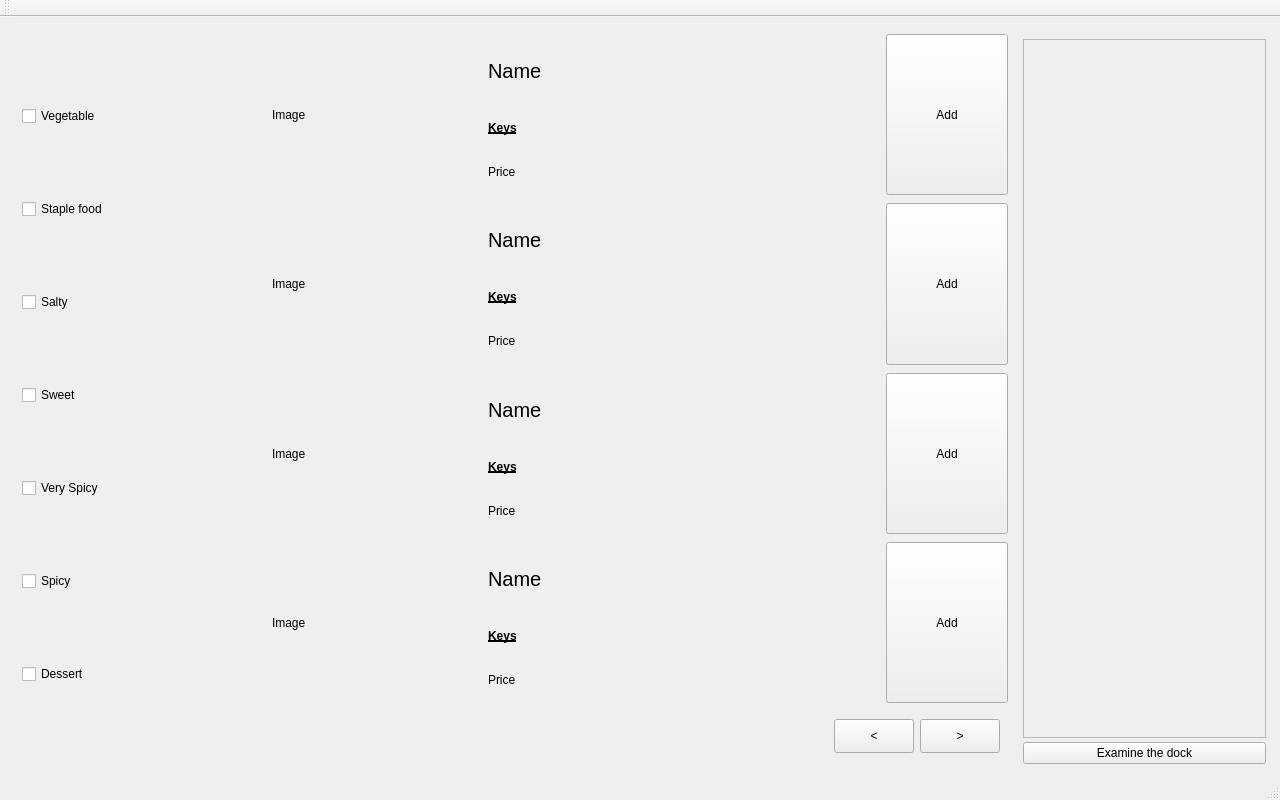
Before: the Qt Designer form mainwindow.ui in TANG-Kai/menu, drawn with Qt 5.
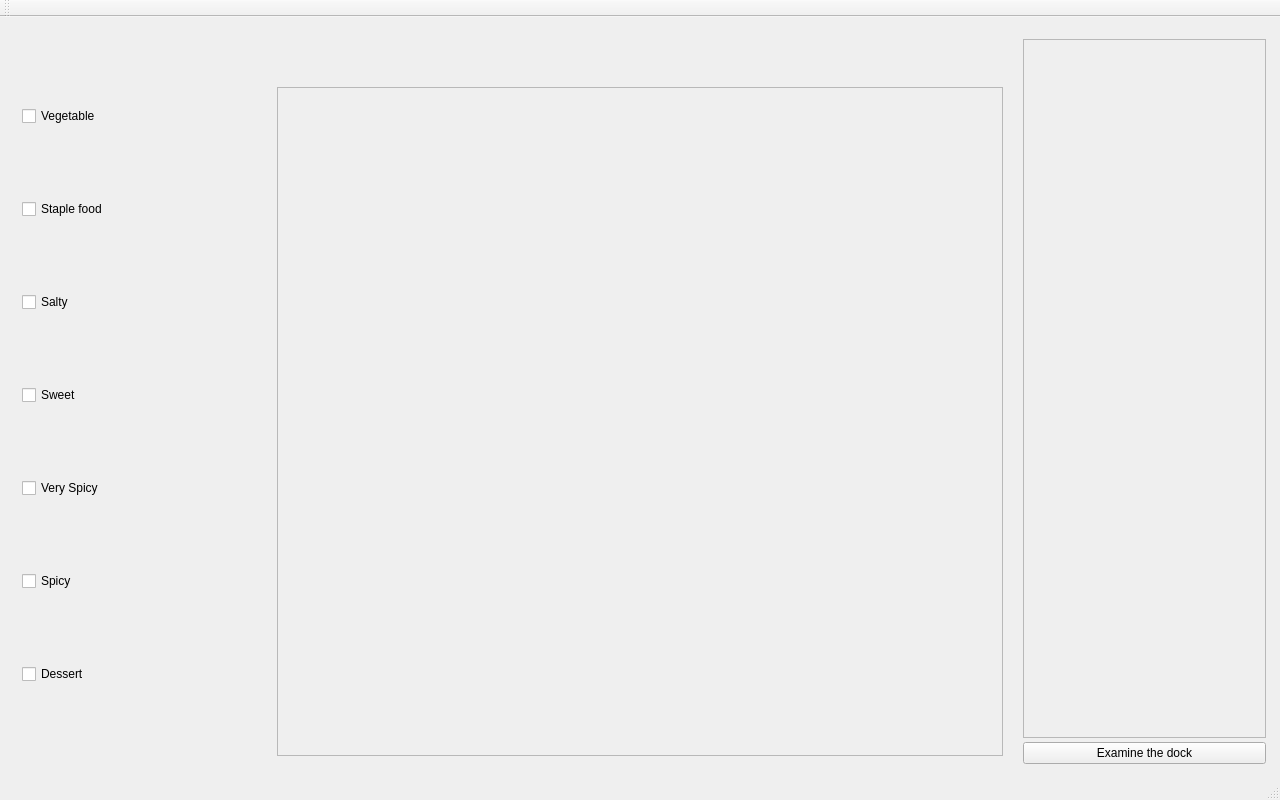
After: the same form once the commit is applied.

The edit to the form file:
```diff
--- a/mainwindow.ui
+++ b/mainwindow.ui
@@ -110,640 +110,51 @@
         <number>2</number>
        </property>
        <property name="leftMargin">
-        <number>3</number>
+        <number>0</number>
        </property>
        <property name="topMargin">
-        <number>3</number>
+        <number>0</number>
        </property>
        <property name="rightMargin">
-        <number>3</number>
+        <number>0</number>
        </property>
        <property name="bottomMargin">
-        <number>3</number>
+        <number>0</number>
        </property>
        <item>
-        <widget class="QWidget" name="menu" native="true">
+        <widget class="QWidget" name="widget" native="true">
          <property name="sizePolicy">
           <sizepolicy hsizetype="Preferred" vsizetype="Preferred">
-           <horstretch>0</horstretch>
-           <verstretch>3</verstretch>
-          </sizepolicy>
-         </property>
-         <layout class="QHBoxLayout" name="horizontalLayout">
-          <property name="spacing">
-           <number>2</number>
-          </property>
-          <property name="leftMargin">
-           <number>3</number>
-          </property>
-          <property name="topMargin">
-           <number>3</number>
-          </property>
-          <property name="rightMargin">
-           <number>3</number>
-          </property>
-          <property name="bottomMargin">
-           <number>3</number>
-          </property>
-          <item>
-           <widget class="QWidget" name="widget_6" native="true">
-            <property name="sizePolicy">
-             <sizepolicy hsizetype="Preferred" vsizetype="Preferred">
-              <horstretch>5</horstretch>
-              <verstretch>0</verstretch>
-             </sizepolicy>
-            </property>
-            <property name="mouseTracking">
-             <bool>true</bool>
-            </property>
-            <layout class="QHBoxLayout" name="horizontalLayout_7">
-             <property name="spacing">
-              <number>2</number>
-             </property>
-             <property name="leftMargin">
-              <number>0</number>
-             </property>
-             <property name="topMargin">
-              <number>0</number>
-             </property>
-             <property name="rightMargin">
-              <number>0</number>
-             </property>
-             <property name="bottomMargin">
-              <number>0</number>
-             </property>
-             <item>
-              <widget class="QLabel" name="lb_img">
-               <property name="sizePolicy">
-                <sizepolicy hsizetype="Preferred" vsizetype="Preferred">
-                 <horstretch>2</horstretch>
-                 <verstretch>0</verstretch>
-                </sizepolicy>
-               </property>
-               <property name="text">
-                <string>Image</string>
-               </property>
-              </widget>
-             </item>
-             <item>
-              <widget class="QWidget" name="widget" native="true">
-               <property name="sizePolicy">
-                <sizepolicy hsizetype="Preferred" vsizetype="Preferred">
-                 <horstretch>4</horstretch>
-                 <verstretch>0</verstretch>
-                </sizepolicy>
-               </property>
-               <layout class="QGridLayout" name="gridLayout">
-                <item row="2" column="0">
-                 <widget class="QLabel" name="lb_price">
-                  <property name="sizePolicy">
-                   <sizepolicy hsizetype="Preferred" vsizetype="Preferred">
-                    <horstretch>0</horstretch>
-                    <verstretch>1</verstretch>
-                   </sizepolicy>
-                  </property>
-                  <property name="text">
-                   <string>Price</string>
-                  </property>
-                 </widget>
-                </item>
-                <item row="0" column="0" colspan="2">
-                 <widget class="QLabel" name="lb_name">
-                  <property name="sizePolicy">
-                   <sizepolicy hsizetype="Preferred" vsizetype="Preferred">
-                    <horstretch>0</horstretch>
-                    <verstretch>2</verstretch>
-                   </sizepolicy>
-                  </property>
-                  <property name="font">
-                   <font>
-                    <pointsize>15</pointsize>
-                   </font>
-                  </property>
-                  <property name="text">
-                   <string>Name</string>
-                  </property>
-                 </widget>
-                </item>
-                <item row="1" column="0" colspan="2">
-                 <widget class="QLabel" name="lb_key">
-                  <property name="sizePolicy">
-                   <sizepolicy hsizetype="Preferred" vsizetype="Preferred">
-                    <horstretch>0</horstretch>
-                    <verstretch>2</verstretch>
-                   </sizepolicy>
-                  </property>
-                  <property name="font">
-                   <font>
-                    <weight>75</weight>
-                    <bold>true</bold>
-                    <underline>true</underline>
-                   </font>
-                  </property>
-                  <property name="text">
-                   <string>Keys</string>
-                  </property>
-                 </widget>
-                </item>
-               </layout>
-              </widget>
-             </item>
-            </layout>
-           </widget>
-          </item>
-          <item>
-           <widget class="QPushButton" name="pb_add">
-            <property name="sizePolicy">
-             <sizepolicy hsizetype="Minimum" vsizetype="Expanding">
-              <horstretch>1</horstretch>
-              <verstretch>0</verstretch>
-             </sizepolicy>
-            </property>
-            <property name="text">
-             <string>Add</string>
-            </property>
-           </widget>
-          </item>
-         </layout>
-        </widget>
-       </item>
-       <item>
-        <widget class="QWidget" name="menu_2" native="true">
-         <property name="sizePolicy">
-          <sizepolicy hsizetype="Preferred" vsizetype="Preferred">
-           <horstretch>0</horstretch>
-           <verstretch>3</verstretch>
-          </sizepolicy>
-         </property>
-         <layout class="QHBoxLayout" name="horizontalLayout_5">
-          <property name="spacing">
-           <number>2</number>
-          </property>
-          <property name="leftMargin">
-           <number>3</number>
-          </property>
-          <property name="topMargin">
-           <number>3</number>
-          </property>
-          <property name="rightMargin">
-           <number>3</number>
-          </property>
-          <property name="bottomMargin">
-           <number>3</number>
-          </property>
-          <item>
-           <widget class="QWidget" name="widget_8" native="true">
-            <property name="sizePolicy">
-             <sizepolicy hsizetype="Preferred" vsizetype="Preferred">
-              <horstretch>5</horstretch>
-              <verstretch>0</verstretch>
-             </sizepolicy>
-            </property>
-            <layout class="QHBoxLayout" name="horizontalLayout_9">
-             <property name="spacing">
-              <number>2</number>
-             </property>
-             <property name="leftMargin">
-              <number>0</number>
-             </property>
-             <property name="topMargin">
-              <number>0</number>
-             </property>
-             <property name="rightMargin">
-              <number>0</number>
-             </property>
-             <property name="bottomMargin">
-              <number>0</number>
-             </property>
-             <item>
-              <widget class="QLabel" name="lb_img_3">
-               <property name="sizePolicy">
-                <sizepolicy hsizetype="Preferred" vsizetype="Preferred">
-                 <horstretch>2</horstretch>
-                 <verstretch>0</verstretch>
-                </sizepolicy>
-               </property>
-               <property name="text">
-                <string>Image</string>
-               </property>
-              </widget>
-             </item>
-             <item>
-              <widget class="QWidget" name="widget_4" native="true">
-               <property name="sizePolicy">
-                <sizepolicy hsizetype="Preferred" vsizetype="Preferred">
-                 <horstretch>4</horstretch>
-                 <verstretch>0</verstretch>
-                </sizepolicy>
-               </property>
-               <layout class="QGridLayout" name="gridLayout_3">
-                <item row="2" column="0">
-                 <widget class="QLabel" name="lb_price_3">
-                  <property name="sizePolicy">
-                   <sizepolicy hsizetype="Preferred" vsizetype="Preferred">
-                    <horstretch>0</horstretch>
-                    <verstretch>1</verstretch>
-                   </sizepolicy>
-                  </property>
-                  <property name="text">
-                   <string>Price</string>
-                  </property>
-                 </widget>
-                </item>
-                <item row="0" column="0" colspan="2">
-                 <widget class="QLabel" name="lb_name_3">
-                  <property name="sizePolicy">
-                   <sizepolicy hsizetype="Preferred" vsizetype="Preferred">
-                    <horstretch>0</horstretch>
-                    <verstretch>2</verstretch>
-                   </sizepolicy>
-                  </property>
-                  <property name="font">
-                   <font>
-                    <pointsize>15</pointsize>
-                   </font>
-                  </property>
-                  <property name="text">
-                   <string>Name</string>
-                  </property>
-                 </widget>
-                </item>
-                <item row="1" column="0" colspan="2">
-                 <widget class="QLabel" name="lb_key_3">
-                  <property name="sizePolicy">
-                   <sizepolicy hsizetype="Preferred" vsizetype="Preferred">
-                    <horstretch>0</horstretch>
-                    <verstretch>2</verstretch>
-                   </sizepolicy>
-                  </property>
-                  <property name="font">
-                   <font>
-                    <weight>75</weight>
-                    <bold>true</bold>
-                    <underline>true</underline>
-                   </font>
-                  </property>
-                  <property name="text">
-                   <string>Keys</string>
-                  </property>
-                 </widget>
-                </item>
-               </layout>
-              </widget>
-             </item>
-            </layout>
-           </widget>
-          </item>
-          <item>
-           <widget class="QPushButton" name="pb_add_3">
-            <property name="sizePolicy">
-             <sizepolicy hsizetype="Minimum" vsizetype="Expanding">
-              <horstretch>1</horstretch>
-              <verstretch>0</verstretch>
-             </sizepolicy>
-            </property>
-            <property name="text">
-             <string>Add</string>
-            </property>
-           </widget>
-          </item>
-         </layout>
-        </widget>
-       </item>
-       <item>
-        <widget class="QWidget" name="menu_3" native="true">
-         <property name="sizePolicy">
-          <sizepolicy hsizetype="Preferred" vsizetype="Preferred">
-           <horstretch>0</horstretch>
-           <verstretch>3</verstretch>
-          </sizepolicy>
-         </property>
-         <layout class="QHBoxLayout" name="horizontalLayout_6">
-          <property name="spacing">
-           <number>2</number>
-          </property>
-          <property name="leftMargin">
-           <number>3</number>
-          </property>
-          <property name="topMargin">
-           <number>3</number>
-          </property>
-          <property name="rightMargin">
-           <number>3</number>
-          </property>
-          <property name="bottomMargin">
-           <number>3</number>
-          </property>
-          <item>
-           <widget class="QWidget" name="widget_9" native="true">
-            <property name="sizePolicy">
-             <sizepolicy hsizetype="Preferred" vsizetype="Preferred">
-              <horstretch>5</horstretch>
-              <verstretch>0</verstretch>
-             </sizepolicy>
-            </property>
-            <layout class="QHBoxLayout" name="horizontalLayout_10">
-             <property name="spacing">
-              <number>2</number>
-             </property>
-             <property name="leftMargin">
-              <number>0</number>
-             </property>
-             <property name="topMargin">
-              <number>0</number>
-             </property>
-             <property name="rightMargin">
-              <number>0</number>
-             </property>
-             <property name="bottomMargin">
-              <number>0</number>
-             </property>
-             <item>
-              <widget class="QLabel" name="lb_img_4">
-               <property name="sizePolicy">
-                <sizepolicy hsizetype="Preferred" vsizetype="Preferred">
-                 <horstretch>2</horstretch>
-                 <verstretch>0</verstretch>
-                </sizepolicy>
-               </property>
-               <property name="text">
-                <string>Image</string>
-               </property>
-              </widget>
-             </item>
-             <item>
-              <widget class="QWidget" name="widget_5" native="true">
-               <property name="sizePolicy">
-                <sizepolicy hsizetype="Preferred" vsizetype="Preferred">
-                 <horstretch>4</horstretch>
-                 <verstretch>0</verstretch>
-                </sizepolicy>
-               </property>
-               <layout class="QGridLayout" name="gridLayout_4">
-                <item row="2" column="0">
-                 <widget class="QLabel" name="lb_price_4">
-                  <property name="sizePolicy">
-                   <sizepolicy hsizetype="Preferred" vsizetype="Preferred">
-                    <horstretch>0</horstretch>
-                    <verstretch>1</verstretch>
-                   </sizepolicy>
-                  </property>
-                  <property name="text">
-                   <string>Price</string>
-                  </property>
-                 </widget>
-                </item>
-                <item row="0" column="0" colspan="2">
-                 <widget class="QLabel" name="lb_name_4">
-                  <property name="sizePolicy">
-                   <sizepolicy hsizetype="Preferred" vsizetype="Preferred">
-                    <horstretch>0</horstretch>
-                    <verstretch>2</verstretch>
-                   </sizepolicy>
-                  </property>
-                  <property name="font">
-                   <font>
-                    <pointsize>15</pointsize>
-                   </font>
-                  </property>
-                  <property name="text">
-                   <string>Name</string>
-                  </property>
-                 </widget>
-                </item>
-                <item row="1" column="0" colspan="2">
-                 <widget class="QLabel" name="lb_key_4">
-                  <property name="sizePolicy">
-                   <sizepolicy hsizetype="Preferred" vsizetype="Preferred">
-                    <horstretch>0</horstretch>
-                    <verstretch>2</verstretch>
-                   </sizepolicy>
-                  </property>
-                  <property name="font">
-                   <font>
-                    <weight>75</weight>
-                    <bold>true</bold>
-                    <underline>true</underline>
-                   </font>
-                  </property>
-                  <property name="text">
-                   <string>Keys</string>
-                  </property>
-                 </widget>
-                </item>
-               </layout>
-              </widget>
-             </item>
-            </layout>
-           </widget>
-          </item>
-          <item>
-           <widget class="QPushButton" name="pb_add_4">
-            <property name="sizePolicy">
-             <sizepolicy hsizetype="Minimum" vsizetype="Expanding">
-              <horstretch>1</horstretch>
-              <verstretch>0</verstretch>
-             </sizepolicy>
-            </property>
-            <property name="text">
-             <string>Add</string>
-            </property>
-           </widget>
-          </item>
-         </layout>
-        </widget>
-       </item>
-       <item>
-        <widget class="QWidget" name="menu_7" native="true">
-         <property name="sizePolicy">
-          <sizepolicy hsizetype="Preferred" vsizetype="Preferred">
-           <horstretch>0</horstretch>
-           <verstretch>3</verstretch>
-          </sizepolicy>
-         </property>
-         <layout class="QHBoxLayout" name="horizontalLayout_17">
-          <property name="spacing">
-           <number>2</number>
-          </property>
-          <property name="leftMargin">
-           <number>3</number>
-          </property>
-          <property name="topMargin">
-           <number>3</number>
-          </property>
-          <property name="rightMargin">
-           <number>3</number>
-          </property>
-          <property name="bottomMargin">
-           <number>3</number>
-          </property>
-          <item>
-           <widget class="QWidget" name="widget_16" native="true">
-            <property name="sizePolicy">
-             <sizepolicy hsizetype="Preferred" vsizetype="Preferred">
-              <horstretch>5</horstretch>
-              <verstretch>0</verstretch>
-             </sizepolicy>
-            </property>
-            <layout class="QHBoxLayout" name="horizontalLayout_18">
-             <property name="spacing">
-              <number>2</number>
-             </property>
-             <property name="leftMargin">
-              <number>0</number>
-             </property>
-             <property name="topMargin">
-              <number>0</number>
-             </property>
-             <property name="rightMargin">
-              <number>0</number>
-             </property>
-             <property name="bottomMargin">
-              <number>0</number>
-             </property>
-             <item>
-              <widget class="QLabel" name="lb_img_8">
-               <property name="sizePolicy">
-                <sizepolicy hsizetype="Preferred" vsizetype="Preferred">
-                 <horstretch>2</horstretch>
-                 <verstretch>0</verstretch>
-                </sizepolicy>
-               </property>
-               <property name="text">
-                <string>Image</string>
-               </property>
-              </widget>
-             </item>
-             <item>
-              <widget class="QWidget" name="widget_17" native="true">
-               <property name="sizePolicy">
-                <sizepolicy hsizetype="Preferred" vsizetype="Preferred">
-                 <horstretch>4</horstretch>
-                 <verstretch>0</verstretch>
-                </sizepolicy>
-               </property>
-               <layout class="QGridLayout" name="gridLayout_9">
-                <item row="2" column="0">
-                 <widget class="QLabel" name="lb_price_8">
-                  <property name="sizePolicy">
-                   <sizepolicy hsizetype="Preferred" vsizetype="Preferred">
-                    <horstretch>0</horstretch>
-                    <verstretch>1</verstretch>
-                   </sizepolicy>
-                  </property>
-                  <property name="text">
-                   <string>Price</string>
-                  </property>
-                 </widget>
-                </item>
-                <item row="0" column="0" colspan="2">
-                 <widget class="QLabel" name="lb_name_8">
-                  <property name="sizePolicy">
-                   <sizepolicy hsizetype="Preferred" vsizetype="Preferred">
-                    <horstretch>0</horstretch>
-                    <verstretch>2</verstretch>
-                   </sizepolicy>
-                  </property>
-                  <property name="font">
-                   <font>
-                    <pointsize>15</pointsize>
-                   </font>
-                  </property>
-                  <property name="text">
-                   <string>Name</string>
-                  </property>
-                 </widget>
-                </item>
-                <item row="1" column="0" colspan="2">
-                 <widget class="QLabel" name="lb_key_8">
-                  <property name="sizePolicy">
-                   <sizepolicy hsizetype="Preferred" vsizetype="Preferred">
-                    <horstretch>0</horstretch>
-                    <verstretch>2</verstretch>
-                   </sizepolicy>
-                  </property>
-                  <property name="font">
-                   <font>
-                    <weight>75</weight>
-                    <bold>true</bold>
-                    <underline>true</underline>
-                   </font>
-                  </property>
-                  <property name="text">
-                   <string>Keys</string>
-                  </property>
-                 </widget>
-                </item>
-               </layout>
-              </widget>
-             </item>
-            </layout>
-           </widget>
-          </item>
-          <item>
-           <widget class="QPushButton" name="pb_add_8">
-            <property name="sizePolicy">
-             <sizepolicy hsizetype="Minimum" vsizetype="Expanding">
-              <horstretch>1</horstretch>
-              <verstretch>0</verstretch>
-             </sizepolicy>
-            </property>
-            <property name="text">
-             <string>Add</string>
-            </property>
-           </widget>
-          </item>
-         </layout>
-        </widget>
-       </item>
-       <item>
-        <widget class="QWidget" name="widget_2" native="true">
-         <property name="sizePolicy">
-          <sizepolicy hsizetype="Fixed" vsizetype="Preferred">
            <horstretch>0</horstretch>
            <verstretch>1</verstretch>
           </sizepolicy>
          </property>
-         <property name="layoutDirection">
-          <enum>Qt::RightToLeft</enum>
+        </widget>
+       </item>
+       <item>
+        <widget class="QWidget" name="widget_2" native="true">
+         <property name="sizePolicy">
+          <sizepolicy hsizetype="Preferred" vsizetype="Preferred">
+           <horstretch>0</horstretch>
+           <verstretch>15</verstretch>
+          </sizepolicy>
          </property>
-         <layout class="QHBoxLayout" name="horizontalLayout_3">
-          <item>
-           <widget class="QToolButton" name="pb_right">
-            <property name="sizePolicy">
-             <sizepolicy hsizetype="Fixed" vsizetype="Expanding">
-              <horstretch>0</horstretch>
-              <verstretch>0</verstretch>
-             </sizepolicy>
+         <layout class="QGridLayout" name="gridLayout">
+          <item row="0" column="0">
+           <widget class="QScrollArea" name="scrollArea_menu">
+            <property name="widgetResizable">
+             <bool>true</bool>
             </property>
-            <property name="minimumSize">
-             <size>
-              <width>80</width>
-              <height>0</height>
-             </size>
-            </property>
-            <property name="text">
-             <string>&gt;</string>
-            </property>
-           </widget>
-          </item>
-          <item>
-           <widget class="QToolButton" name="pb_left">
-            <property name="sizePolicy">
-             <sizepolicy hsizetype="Fixed" vsizetype="Expanding">
-              <horstretch>0</horstretch>
-              <verstretch>0</verstretch>
-             </sizepolicy>
-            </property>
-            <property name="minimumSize">
-             <size>
-              <width>80</width>
-              <height>0</height>
-             </size>
-            </property>
-            <property name="text">
-             <string>&lt;</string>
-            </property>
+            <widget class="QWidget" name="scrollAreaWidgetContents_2">
+             <property name="geometry">
+              <rect>
+               <x>0</x>
+               <y>0</y>
+               <width>730</width>
+               <height>655</height>
+              </rect>
+             </property>
+            </widget>
            </widget>
           </item>
          </layout>
```
Left out of the diff: 2 changed lines with no effect on the pictures.
